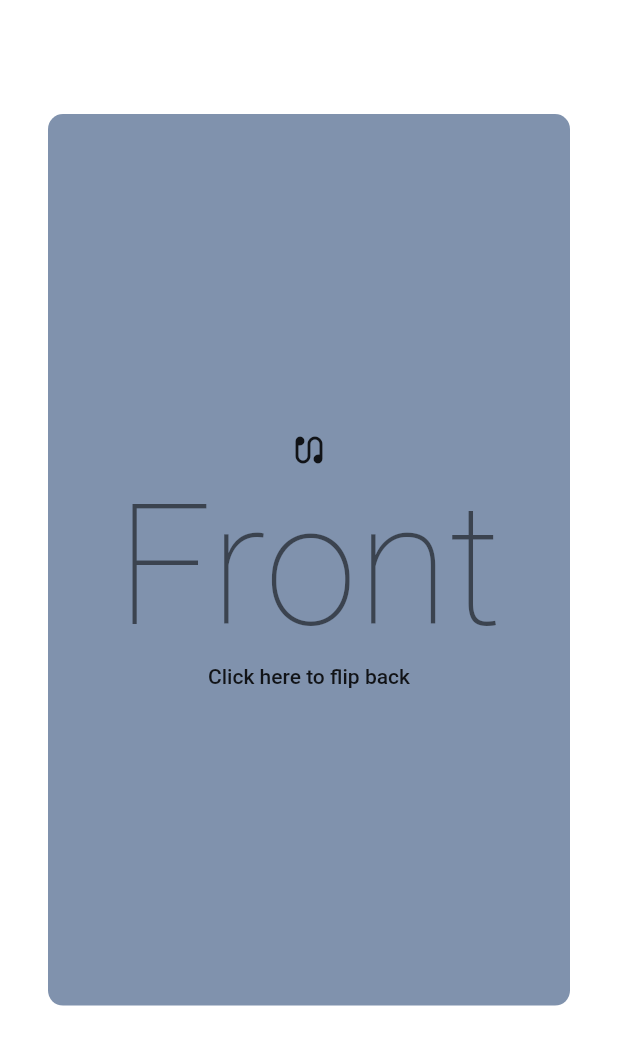
After one commit to yonghakkang/flutter_ex, a Flutter app: the HomePage screen opened directly, on a phone screen of 412 x 824 dp. The commit adds this screen. Shown: the top 1045 px of the screen. Run offline on Flutter 3.47's test engine with Material 2 defaults, Android fonts, the phone set to English and light mode, and no system bars; drawn by our look-alikes of flip_card; missing offline and left inert: fade_out_particle.

Commit message:
ADD - clickable text 기능추가&폰트적용-   확인하시기전에 먼저 만들보시길 권장드려요~!

```diff
--- /dev/null
+++ b/lib/flipcard_ex.dart
@@ -0,0 +1,110 @@
+import 'package:flutter/material.dart';
+import 'package:flip_card/flip_card.dart';
+
+
+void main() => runApp(MyApp());
+
+class MyApp extends StatelessWidget {
+  // This widget is the root of your application.
+  @override
+  Widget build(BuildContext context) {
+    return MaterialApp(
+      // title: 'FlipCard',
+      // theme: ThemeData.dark(),
+      home: HomePage(),
+    );
+  }
+}
+
+class HomePage extends StatelessWidget {
+  _renderBg() {
+    return Container(
+      decoration: BoxDecoration(color: const Color(0xFFFFFFFF)),
+    );
+  }
+
+  _renderAppBar(context) {
+    return MediaQuery.removePadding(
+      context: context,
+      removeBottom: true,
+      child: AppBar(
+        elevation: 0.0,
+        backgroundColor: Color(0xffFFFFFF),
+      ),
+    );
+  }
+
+  _renderContent(context) {
+    return Card(
+      elevation: 0.0,
+      margin: EdgeInsets.only(left: 32.0, right: 32.0, top: 20.0, bottom: 0.0),
+      color: Color(0x00000000),
+      child: FlipCard(
+        direction: FlipDirection.HORIZONTAL,
+        speed: 1000,
+        onFlipDone: (status) {
+          print(status);
+        },
+        front: Container(
+          decoration: BoxDecoration(
+            color: Color(0xFF8092AD),
+            borderRadius: BorderRadius.all(Radius.circular(10.0)),
+          ),
+          child: Column(
+            mainAxisAlignment: MainAxisAlignment.center,
+            children: <Widget>[
+              Icon(Icons.earbuds),
+              Text('Front', style: Theme.of(context).textTheme.headline1),
+              Text('Click here to flip back',
+                  style: Theme.of(context).textTheme.bodyText1),
+            ],
+          ),
+        ),
+        back: Container(
+          decoration: BoxDecoration(
+            color: Color(0xFF558BCF),
+            borderRadius: BorderRadius.all(Radius.circular(10.0)),
+          ),
+          child: Column(
+            mainAxisAlignment: MainAxisAlignment.center,
+            children: <Widget>[
+
+              Text('Back', style: Theme.of(context).textTheme.headline1),
+              Text('Click here to flip front',
+                  style: Theme.of(context).textTheme.bodyText1),
+            ],
+          ),
+        ),
+      ),
+    );
+  }
+
+  @override
+  Widget build(BuildContext context) {
+    return Scaffold(
+      // appBar: AppBar(
+      //   title: Text('FlipCard'),
+      // ),
+      body: Stack(
+        fit: StackFit.expand,
+        children: <Widget>[
+          _renderBg(),
+          Column(
+            crossAxisAlignment: CrossAxisAlignment.stretch,
+            children: <Widget>[
+              _renderAppBar(context),
+              Expanded(
+                flex: 4,
+                child: _renderContent(context),
+              ),
+              Expanded(
+                flex: 1,
+                child: Container(),
+              ),
+            ],
+          )
+        ],
+      ),
+    );
+  }
+}
```
Also changed, not shown: lib/clickable_text_1.dart (+51 -8 lines), pubspec.yaml (+27 -1 lines), assets/fonts/Cheeky_Rabbit.ttf (added), assets/fonts/HelloKetta-d99oX.ttf (added), assets/fonts/Honeybeeregular-MG0p.ttf (added), assets/fonts/HugsPersonalUseBold-Eaedj.ttf (added), assets/fonts/LovelyHome-9aBZ.ttf (added), assets/fonts/PORKYS_.TTF (added), assets/fonts/PestaTahunBaru.ttf (added), assets/fonts/WhoaSaucePersonalUseBold-mLmV5.ttf (added), pubspec.lock.
